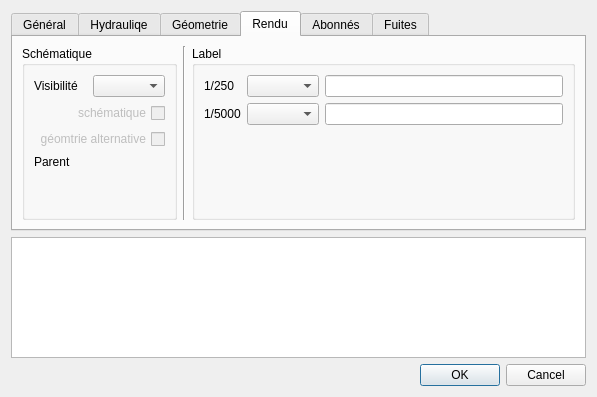
First picture: the form in qgis-project/ui_forms/pipe.ui, repository qwat/QWAT, before the edit.
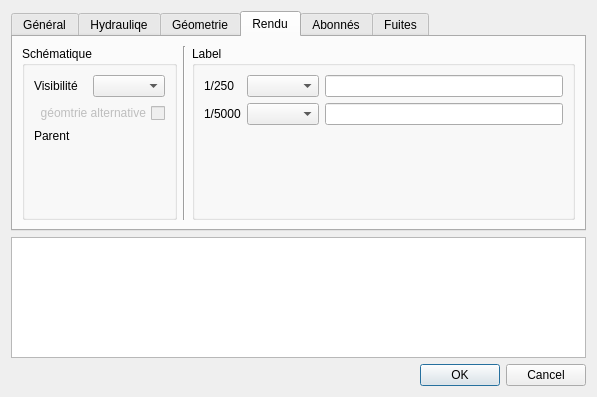
Second picture: the form after the edit. The open tabs and pages were chosen to show the change. Custom widgets are drawn as their Qt base class.

Commit message: remove remaining _schema_visible

The edit to the form file:
```diff
--- a/qgis-project/ui_forms/pipe.ui
+++ b/qgis-project/ui_forms/pipe.ui
@@ -616,19 +616,6 @@
           <string>Schématique</string>
          </property>
          <layout class="QGridLayout" name="gridLayout_6">
-          <item row="2" column="0" colspan="2">
-           <widget class="QCheckBox" name="_schema_visible">
-            <property name="enabled">
-             <bool>false</bool>
-            </property>
-            <property name="layoutDirection">
-             <enum>Qt::RightToLeft</enum>
-            </property>
-            <property name="text">
-             <string>schématique</string>
-            </property>
-           </widget>
-          </item>
           <item row="0" column="1">
            <widget class="QComboBox" name="schema_force_visible">
             <property name="editable">
@@ -646,7 +633,7 @@
             </property>
            </widget>
           </item>
-          <item row="5" column="1">
+          <item row="4" column="1">
            <spacer name="verticalSpacer">
             <property name="orientation">
              <enum>Qt::Vertical</enum>
@@ -659,14 +646,14 @@
             </property>
            </spacer>
           </item>
-          <item row="4" column="0">
+          <item row="3" column="0">
            <widget class="QLabel" name="label_2">
             <property name="text">
              <string>Parent</string>
             </property>
            </widget>
           </item>
-          <item row="3" column="0" colspan="2">
+          <item row="2" column="0" colspan="2">
            <widget class="QCheckBox" name="_geometry_schematic_used">
             <property name="enabled">
              <bool>false</bool>
@@ -679,7 +666,7 @@
             </property>
            </widget>
           </item>
-          <item row="4" column="1">
+          <item row="3" column="1">
            <widget class="QgsRelationReferenceWidget" name="id_parent">
             <property name="embedForm" stdset="0">
              <bool>false</bool>
```
The commit also changes 2 other files.
